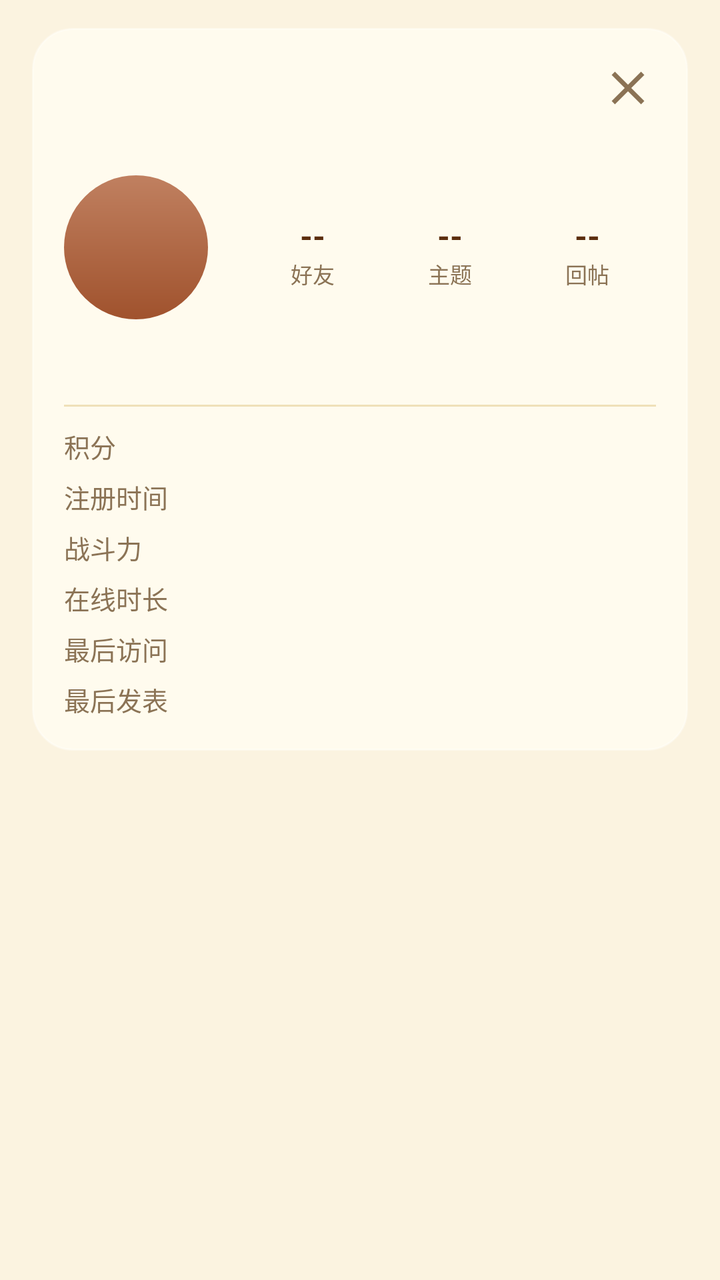
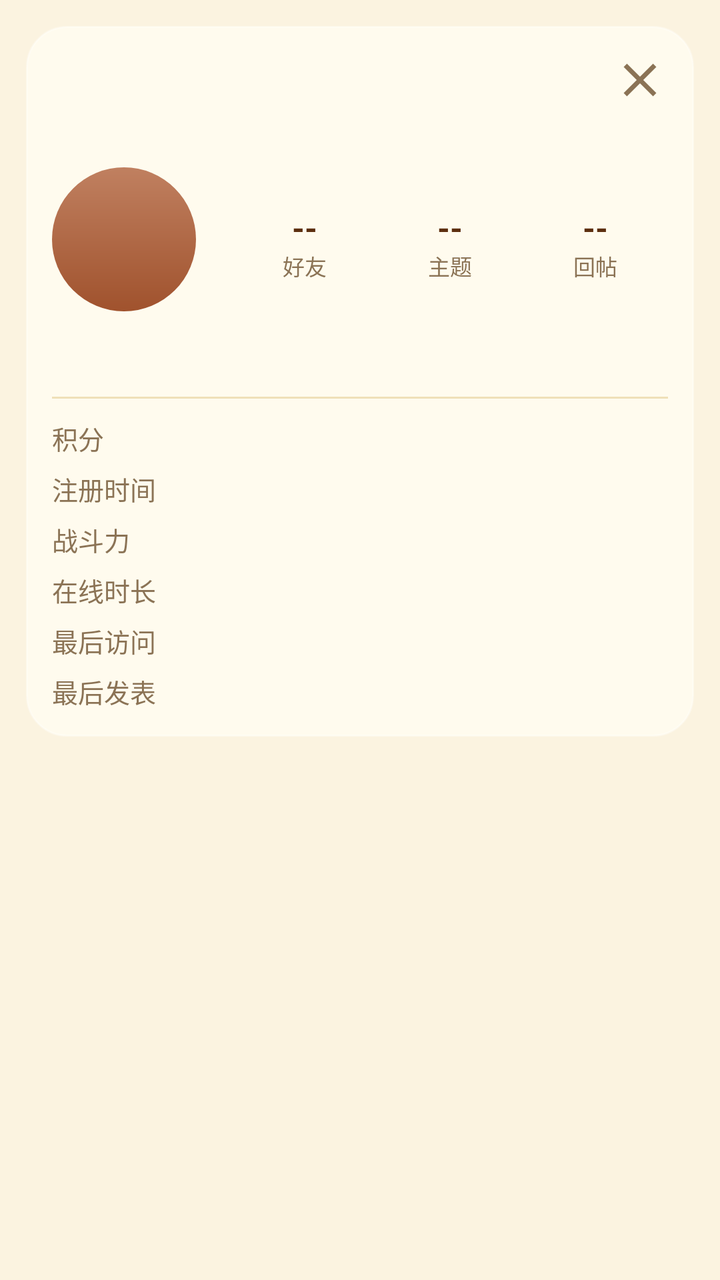

An Android layout rendered at two revisions. The XML below is the earlier revision; the diff shows what the commit changed to produce the second picture.
<!-- AndroidManifest.xml: application theme Theme.S1Client -->
<!-- res/layout/dialog_user_card.xml -->
<?xml version="1.0" encoding="utf-8"?>
<LinearLayout xmlns:android="http://schemas.android.com/apk/res/android"
    xmlns:app="http://schemas.android.com/apk/res-auto"
    android:layout_width="match_parent"
    android:layout_height="wrap_content"
    android:orientation="vertical"
    android:paddingStart="16dp"
    android:paddingEnd="16dp"
    android:paddingTop="14dp"
    android:paddingBottom="14dp">

    
    <LinearLayout
        android:layout_width="match_parent"
        android:layout_height="wrap_content"
        android:orientation="vertical"
        android:background="@drawable/bg_glass_sheet"
        android:elevation="18dp"
        android:outlineProvider="background"
        android:padding="16dp">

        
        <FrameLayout
            android:layout_width="match_parent"
            android:layout_height="wrap_content"
            android:layout_marginBottom="4dp">
            <ImageView
                android:id="@+id/tvCardClose"
                android:layout_width="28dp"
                android:layout_height="28dp"
                android:src="@drawable/ic_close"
                app:tint="?attr/s1TextSecondary"
                android:layout_gravity="end"
                android:clickable="true"
                android:focusable="true"
                android:foreground="?attr/selectableItemBackground"
                android:contentDescription="关闭" />
        </FrameLayout>

        
        <TextView
            android:id="@+id/tvCardSignature"
            android:layout_width="match_parent"
            android:layout_height="wrap_content"
            android:textSize="12sp"
            android:textColor="?attr/s1TextBody"
            android:maxLines="2"
            android:ellipsize="end"
            android:gravity="center_horizontal"
            android:layout_marginBottom="10dp"
            android:visibility="gone" />

        
        <LinearLayout
            android:layout_width="match_parent"
            android:layout_height="wrap_content"
            android:orientation="horizontal"
            android:gravity="center_vertical">

            
            <LinearLayout
                android:layout_width="wrap_content"
                android:layout_height="wrap_content"
                android:orientation="vertical"
                android:gravity="center_horizontal">

                <TextView
                    android:id="@+id/tvCardGroup"
                    android:layout_width="wrap_content"
                    android:layout_height="wrap_content"
                    android:textSize="13sp"
                    android:textColor="?attr/s1Accent"
                    android:textStyle="bold" />

                <FrameLayout
                    android:layout_width="72dp"
                    android:layout_height="72dp"
                    android:layout_marginTop="8dp">
                    <TextView
                        android:id="@+id/tvCardAvatarLetter"
                        android:layout_width="match_parent"
                        android:layout_height="match_parent"
                        android:gravity="center"
                        android:textSize="32sp"
                        android:textColor="#FFFFFF"
                        android:textStyle="bold"
                        android:background="@drawable/avatar_fallback_bg" />
                    <com.google.android.material.imageview.ShapeableImageView
                        android:id="@+id/ivCardAvatar"
                        android:layout_width="match_parent"
                        android:layout_height="match_parent"
                        android:scaleType="centerCrop"
                        android:alpha="0"
                        app:shapeAppearanceOverlay="@style/CircleImage" />
                </FrameLayout>

                <TextView
                    android:id="@+id/tvCardUsername"
                    android:layout_width="wrap_content"
                    android:layout_height="wrap_content"
                    android:textSize="17sp"
                    android:textColor="?attr/s1TextTitle"
                    android:textStyle="bold"
                    android:layout_marginTop="8dp"
                    android:maxLines="1"
                    android:ellipsize="end" />
            </LinearLayout>

            
            <LinearLayout
                android:layout_width="0dp"
                android:layout_height="match_parent"
                android:layout_weight="1"
                android:layout_marginStart="18dp"
                android:orientation="vertical"
                android:gravity="center_vertical">

                
                <LinearLayout
                    android:layout_width="match_parent"
                    android:layout_height="wrap_content"
                    android:orientation="horizontal"
                    android:gravity="top">

                    <LinearLayout
                        android:id="@+id/btnCardFriends"
                        android:layout_width="0dp"
                        android:layout_height="wrap_content"
                        android:layout_weight="1"
                        android:orientation="vertical"
                        android:gravity="center"
                        android:clickable="true"
                        android:focusable="true"
                        android:foreground="?attr/selectableItemBackground"
                        android:padding="4dp">
                        <TextView
                            android:id="@+id/tvCardFriends"
                            android:layout_width="wrap_content"
                            android:layout_height="wrap_content"
                            android:textSize="16sp"
                            android:textColor="?attr/s1TextTitle"
                            android:textStyle="bold"
                            android:text="--"/>
                        <TextView
                            android:layout_width="wrap_content"
                            android:layout_height="wrap_content"
                            android:textSize="11sp"
                            android:textColor="?attr/s1TextSecondary"
                            android:text="好友"/>
                    </LinearLayout>

                    <LinearLayout
                        android:id="@+id/btnCardThreads"
                        android:layout_width="0dp"
                        android:layout_height="wrap_content"
                        android:layout_weight="1"
                        android:orientation="vertical"
                        android:gravity="center"
                        android:clickable="true"
                        android:focusable="true"
                        android:foreground="?attr/selectableItemBackground"
                        android:padding="4dp">
                        <TextView
                            android:id="@+id/tvCardThreads"
                            android:layout_width="wrap_content"
                            android:layout_height="wrap_content"
                            android:textSize="16sp"
                            android:textColor="?attr/s1TextTitle"
                            android:textStyle="bold"
                            android:text="--"/>
                        <TextView
                            android:layout_width="wrap_content"
                            android:layout_height="wrap_content"
                            android:textSize="11sp"
                            android:textColor="?attr/s1TextSecondary"
                            android:text="主题"/>
                    </LinearLayout>

                    <LinearLayout
                        android:id="@+id/btnCardPosts"
                        android:layout_width="0dp"
                        android:layout_height="wrap_content"
                        android:layout_weight="1"
                        android:orientation="vertical"
                        android:gravity="center"
                        android:clickable="true"
                        android:focusable="true"
                        android:foreground="?attr/selectableItemBackground"
                        android:padding="4dp">
                        <TextView
                            android:id="@+id/tvCardPosts"
                            android:layout_width="wrap_content"
                            android:layout_height="wrap_content"
                            android:textSize="16sp"
                            android:textColor="?attr/s1TextTitle"
                            android:textStyle="bold"
                            android:text="--"/>
                        <TextView
                            android:layout_width="wrap_content"
                            android:layout_height="wrap_content"
                            android:textSize="11sp"
                            android:textColor="?attr/s1TextSecondary"
                            android:text="回帖"/>
                    </LinearLayout>
                </LinearLayout>

                
                <LinearLayout
                    android:id="@+id/llCardActions"
                    android:layout_width="match_parent"
                    android:layout_height="wrap_content"
                    android:orientation="horizontal"
                    android:gravity="bottom"
                    android:visibility="gone">

                    <LinearLayout
                        android:id="@+id/btnCardPm"
                        android:layout_width="0dp"
                        android:layout_height="wrap_content"
                        android:layout_weight="1"
                        android:orientation="vertical"
                        android:gravity="center"
                        android:clickable="true"
                        android:focusable="true"
                        android:foreground="?attr/selectableItemBackground"
                        android:padding="4dp">
                        <ImageView
                            android:layout_width="22dp"
                            android:layout_height="22dp"
                            android:src="@drawable/ic_mail"
                            app:tint="?attr/s1Accent"
                            android:contentDescription="发私信"/>
                        <TextView
                            android:layout_width="wrap_content"
                            android:layout_height="wrap_content"
                            android:layout_marginTop="3dp"
                            android:textSize="11sp"
                            android:textColor="?attr/s1Accent"
                            android:text="发私信"/>
                    </LinearLayout>

                    <LinearLayout
                        android:id="@+id/btnCardFriend"
                        android:layout_width="0dp"
                        android:layout_height="wrap_content"
                        android:layout_weight="1"
                        android:orientation="vertical"
                        android:gravity="center"
                        android:clickable="true"
                        android:focusable="true"
                        android:foreground="?attr/selectableItemBackground"
                        android:padding="4dp">
                        <ImageView
                            android:layout_width="22dp"
                            android:layout_height="22dp"
                            android:src="@drawable/ic_account_circle"
                            app:tint="?attr/s1Accent"
                            android:contentDescription="加好友"/>
                        <TextView
                            android:layout_width="wrap_content"
                            android:layout_height="wrap_content"
                            android:layout_marginTop="3dp"
                            android:textSize="11sp"
                            android:textColor="?attr/s1Accent"
                            android:text="加好友"/>
                    </LinearLayout>

                    <LinearLayout
                        android:id="@+id/btnCardBlock"
                        android:layout_width="0dp"
                        android:layout_height="wrap_content"
                        android:layout_weight="1"
                        android:orientation="vertical"
                        android:gravity="center"
                        android:clickable="true"
                        android:focusable="true"
                        android:foreground="?attr/selectableItemBackground"
                        android:padding="4dp">
                        <ImageView
                            android:layout_width="22dp"
                            android:layout_height="22dp"
                            android:src="@drawable/ic_block"
                            app:tint="?attr/s1Accent"
                            android:contentDescription="塞抹布"/>
                        <TextView
                            android:layout_width="wrap_content"
                            android:layout_height="wrap_content"
                            android:layout_marginTop="3dp"
                            android:textSize="11sp"
                            android:textColor="?attr/s1Accent"
                            android:text="塞抹布"/>
                    </LinearLayout>
                </LinearLayout>
            </LinearLayout>
        </LinearLayout>

        <View
            android:layout_width="match_parent"
            android:layout_height="1dp"
            android:layout_marginTop="12dp"
            android:layout_marginBottom="10dp"
            android:background="?attr/s1Divider" />

        <LinearLayout
            android:layout_width="match_parent"
            android:layout_height="wrap_content"
            android:orientation="horizontal">
            <TextView
                android:layout_width="0dp"
                android:layout_height="wrap_content"
                android:layout_weight="1"
                android:text="积分"
                android:textSize="13sp"
                android:textColor="?attr/s1TextSecondary" />
            <TextView
                android:id="@+id/tvCardCredits"
                android:layout_width="wrap_content"
                android:layout_height="wrap_content"
                android:textSize="13sp"
                android:textColor="?attr/s1TextBody" />
        </LinearLayout>

        <LinearLayout
            android:layout_width="match_parent"
            android:layout_height="wrap_content"
            android:orientation="horizontal"
            android:layout_marginTop="6dp">
            <TextView
                android:layout_width="0dp"
                android:layout_height="wrap_content"
                android:layout_weight="1"
                android:text="注册时间"
                android:textSize="13sp"
                android:textColor="?attr/s1TextSecondary" />
            <TextView
                android:id="@+id/tvCardRegDate"
                android:layout_width="wrap_content"
                android:layout_height="wrap_content"
                android:textSize="13sp"
                android:textColor="?attr/s1TextBody" />
        </LinearLayout>

        <LinearLayout
            android:layout_width="match_parent"
            android:layout_height="wrap_content"
            android:orientation="horizontal"
            android:layout_marginTop="6dp">
            <TextView
                android:layout_width="0dp"
                android:layout_height="wrap_content"
                android:layout_weight="1"
                android:text="战斗力"
                android:textSize="13sp"
                android:textColor="?attr/s1TextSecondary" />
            <TextView
                android:id="@+id/tvCardPower"
                android:layout_width="wrap_content"
                android:layout_height="wrap_content"
                android:textSize="13sp"
                android:textColor="?attr/s1TextBody" />
        </LinearLayout>

        <LinearLayout
            android:layout_width="match_parent"
            android:layout_height="wrap_content"
            android:orientation="horizontal"
            android:layout_marginTop="6dp">
            <TextView
                android:layout_width="0dp"
                android:layout_height="wrap_content"
                android:layout_weight="1"
                android:text="在线时长"
                android:textSize="13sp"
                android:textColor="?attr/s1TextSecondary" />
            <TextView
                android:id="@+id/tvCardOltime"
                android:layout_width="wrap_content"
                android:layout_height="wrap_content"
                android:textSize="13sp"
                android:textColor="?attr/s1TextBody" />
        </LinearLayout>

        <LinearLayout
            android:layout_width="match_parent"
            android:layout_height="wrap_content"
            android:orientation="horizontal"
            android:layout_marginTop="6dp">
            <TextView
                android:layout_width="0dp"
                android:layout_height="wrap_content"
                android:layout_weight="1"
                android:text="最后访问"
                android:textSize="13sp"
                android:textColor="?attr/s1TextSecondary" />
            <TextView
                android:id="@+id/tvCardLastVisit"
                android:layout_width="wrap_content"
                android:layout_height="wrap_content"
                android:textSize="13sp"
                android:textColor="?attr/s1TextBody" />
        </LinearLayout>

        <LinearLayout
            android:layout_width="match_parent"
            android:layout_height="wrap_content"
            android:orientation="horizontal"
            android:layout_marginTop="6dp">
            <TextView
                android:layout_width="0dp"
                android:layout_height="wrap_content"
                android:layout_weight="1"
                android:text="最后发表"
                android:textSize="13sp"
                android:textColor="?attr/s1TextSecondary" />
            <TextView
                android:id="@+id/tvCardLastPost"
                android:layout_width="wrap_content"
                android:layout_height="wrap_content"
                android:textSize="13sp"
                android:textColor="?attr/s1TextBody" />
        </LinearLayout>

        
        <LinearLayout
            android:id="@+id/llCardCreditItems"
            android:layout_width="match_parent"
            android:layout_height="wrap_content"
            android:orientation="vertical"
            android:layout_marginTop="8dp"
            android:visibility="gone" />

    </LinearLayout>
</LinearLayout>
<!-- resources referenced by this layout -->
<resources>
  <!-- drawable avatar_fallback_bg (drawable) -->
  <?xml version="1.0" encoding="utf-8"?>
  <shape xmlns:android="http://schemas.android.com/apk/res/android" android:shape="oval">
      <gradient android:startColor="#C08060" android:endColor="?attr/s1Accent" android:angle="270" />
  </shape>
  <!-- drawable bg_glass_sheet (drawable) -->
  <?xml version="1.0" encoding="utf-8"?>
  <shape xmlns:android="http://schemas.android.com/apk/res/android"
      android:shape="rectangle">
      <solid android:color="?attr/s1GlassSheetBg" />
      <stroke
          android:width="1dp"
          android:color="?attr/s1GlassSheetLine" />
      <corners android:radius="20dp" />
  </shape>
  <!-- drawable ic_block (drawable) -->
  <vector xmlns:android="http://schemas.android.com/apk/res/android"
      android:width="24dp" android:height="24dp"
      android:viewportWidth="24" android:viewportHeight="24">
      <path android:fillColor="?attr/s1TextTitle" android:pathData="M12,2C6.48,2 2,6.48 2,12s4.48,10 10,10 10,-4.48 10,-10S17.52,2 12,2zM4,12c0,-4.42 3.58,-8 8,-8 1.85,0 3.55,0.63 4.9,1.69L5.69,16.9C4.63,15.55 4,13.85 4,12zM12,20c-1.85,0 -3.55,-0.63 -4.9,-1.69L18.31,7.1C19.37,8.45 20,10.15 20,12c0,4.42 -3.58,8 -8,8z"/>
  </vector>
  <!-- drawable ic_close (drawable) -->
  <vector xmlns:android="http://schemas.android.com/apk/res/android"
      android:width="24dp" android:height="24dp"
      android:viewportWidth="24" android:viewportHeight="24">
      <path android:fillColor="?attr/s1TextTitle" android:pathData="M19,6.41L17.59,5 12,10.59 6.41,5 5,6.41 10.59,12 5,17.59 6.41,19 12,13.41 17.59,19 19,17.59 13.41,12z"/>
  </vector>
  <!-- drawable ic_mail (drawable) -->
  <vector xmlns:android="http://schemas.android.com/apk/res/android"
      android:width="24dp" android:height="24dp"
      android:viewportWidth="24" android:viewportHeight="24">
      <path android:fillColor="?attr/s1TextTitle" android:pathData="M20,4H4c-1.1,0 -1.99,0.9 -1.99,2L2,18c0,1.1 0.9,2 2,2h16c1.1,0 2,-0.9 2,-2V6c0,-1.1 -0.9,-2 -2,-2zM20,8l-8,5 -8,-5V6l8,5 8,-5v2z"/>
  </vector>
  <style name="CircleImage">
          <item name="cornerFamily">rounded</item>
          <item name="cornerSize">50%</item>
      </style>
  <style name="Theme.S1Client" parent="Theme.S1Client.Light" />
  <color name="light_bg_page">#FBF3E0</color>
  <color name="light_bg_card">#FFFCF0</color>
  <color name="light_bg_card_light">#FFFBF0</color>
  <color name="light_bg_topbar">#C9B896</color>
  <color name="light_bg_tabbar">#EFE0B8</color>
  <color name="light_border_card">#E5D5A8</color>
  <color name="light_border_light">#EDE0BE</color>
  <color name="light_text_title">#5C2E0E</color>
  <color name="light_text_body">#3A3A3A</color>
  <color name="light_text_secondary">#8B7355</color>
  <color name="light_text_tertiary">#9C8A6A</color>
  <color name="light_text_topbar">#3A2410</color>
  <color name="text_on_accent">#FFF8DC</color>
  <color name="light_accent">#A0522D</color>
  <color name="light_divider">#EFE0B8</color>
  <color name="light_avatar_placeholder">#A0522D</color>
  <color name="light_quote_bg">#F2EBD8</color>
  <color name="light_quote_bar">#A0522D</color>
  <color name="light_quote_text">#8A7A60</color>
  <color name="light_quote_border">#D8C8A0</color>
  <color name="light_tag_bg">#E8D9B5</color>
  <color name="light_tag_text">#7A5A2E</color>
  <color name="light_glass_bar_bg">#E6C9B896</color>
  <color name="light_glass_bar_line">#59FFFFFF</color>
  <color name="light_glass_sheet_bg">#F2FFFCF0</color>
  <color name="light_glass_sheet_line">#59FFFFFF</color>
  <color name="light_menu_sheet_bg">#CCFFFFFF</color>
  <color name="splash_bg">#492632</color>
  <!-- unchanged entries left out for length: 6 -->
</resources>

<!-- the commit's change to res/layout/dialog_user_card.xml (unified diff, before → after) -->
@@ -4,10 +4,10 @@
     android:layout_width="match_parent"
     android:layout_height="wrap_content"
     android:orientation="vertical"
-    android:paddingStart="16dp"
-    android:paddingEnd="16dp"
-    android:paddingTop="14dp"
-    android:paddingBottom="14dp">
+    android:paddingStart="13dp"
+    android:paddingEnd="13dp"
+    android:paddingTop="13dp"
+    android:paddingBottom="13dp">
 
     
     <LinearLayout
@@ -17,7 +17,7 @@
         android:background="@drawable/bg_glass_sheet"
         android:elevation="18dp"
         android:outlineProvider="background"
-        android:padding="16dp">
+        android:padding="13dp">
 
         
         <FrameLayout
@@ -132,7 +132,7 @@
                         android:clickable="true"
                         android:focusable="true"
                         android:foreground="?attr/selectableItemBackground"
-                        android:padding="4dp">
+                        android:padding="3dp">
                         <TextView
                             android:id="@+id/tvCardFriends"
                             android:layout_width="wrap_content"
@@ -159,7 +159,7 @@
                         android:clickable="true"
                         android:focusable="true"
                         android:foreground="?attr/selectableItemBackground"
-                        android:padding="4dp">
+                        android:padding="3dp">
                         <TextView
                             android:id="@+id/tvCardThreads"
                             android:layout_width="wrap_content"
@@ -186,7 +186,7 @@
                         android:clickable="true"
                         android:focusable="true"
                         android:foreground="?attr/selectableItemBackground"
-                        android:padding="4dp">
+                        android:padding="3dp">
                         <TextView
                             android:id="@+id/tvCardPosts"
                             android:layout_width="wrap_content"
@@ -223,7 +223,7 @@
                         android:clickable="true"
                         android:focusable="true"
                         android:foreground="?attr/selectableItemBackground"
-                        android:padding="4dp">
+                        android:padding="3dp">
                         <ImageView
                             android:layout_width="22dp"
                             android:layout_height="22dp"
@@ -249,7 +249,7 @@
                         android:clickable="true"
                         android:focusable="true"
                         android:foreground="?attr/selectableItemBackground"
-                        android:padding="4dp">
+                        android:padding="3dp">
                         <ImageView
                             android:layout_width="22dp"
                             android:layout_height="22dp"
@@ -275,7 +275,7 @@
                         android:clickable="true"
                         android:focusable="true"
                         android:foreground="?attr/selectableItemBackground"
-                        android:padding="4dp">
+                        android:padding="3dp">
                         <ImageView
                             android:layout_width="22dp"
                             android:layout_height="22dp"
